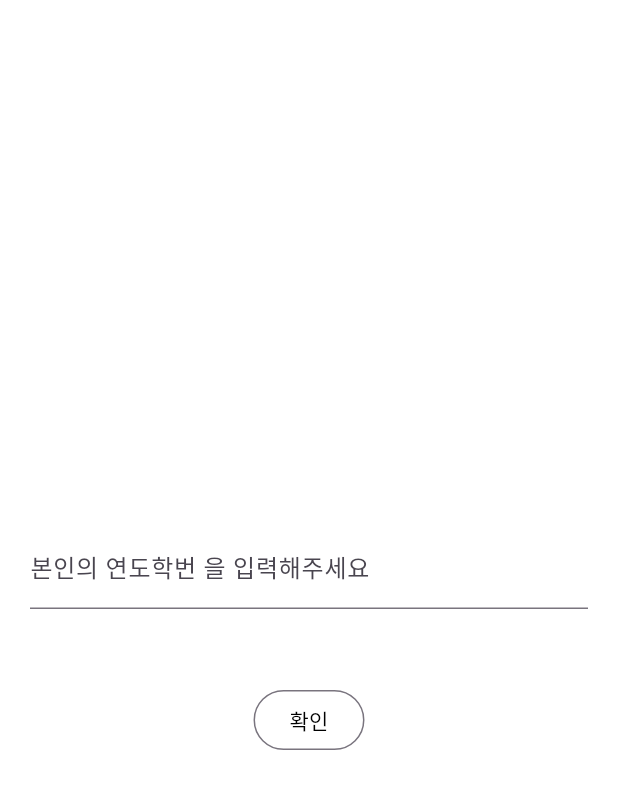
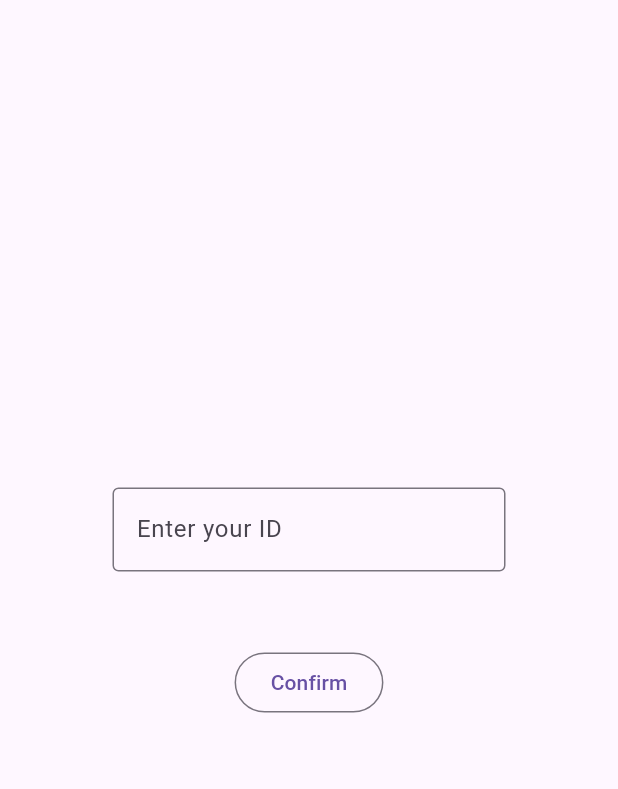
Before and after one commit to maesung-git-company/contract, a Flutter app: the screen it shows after launch, on a phone screen of 412 x 824 dp. Shown: the top 789 px of the screen. Run offline on Flutter 3.47's test engine with Material 3 defaults, Android fonts, the phone set to English and light mode, and no system bars; our stand-ins replace flutter_dotenv, pedometer, permission_handler, shared_preferences, supabase_flutter; accounts and stored records are empty.

Commit message:
re:login.dart

```diff
--- a/lib/main.dart
+++ b/lib/main.dart
@@ -34,7 +34,7 @@ Future<void> main() async {
   WidgetsFlutterBinding.ensureInitialized();
   await overallInit();
 
-  // debug(); // todo remove debug
+  debug(); // todo remove debug
 
   int? userId = Global.prefs.getInt('user_id');
   if (userId != null) {
--- a/lib/page/class_list/class_list_page.dart
+++ b/lib/page/class_list/class_list_page.dart
@@ -1,4 +1,3 @@
-import 'package:flutter/cupertino.dart';
 import 'package:flutter/material.dart';
 
 import '../../structure/class/class_data.dart';
--- a/lib/page/login/login_page.dart
+++ b/lib/page/login/login_page.dart
@@ -12,7 +12,6 @@ class LoginPage extends StatefulWidget {
   @override
   State<LoginPage> createState() => _LoginPageState();
 }
-
 
 class _LoginPageState extends State<LoginPage> {
   final TextEditingController _loginIdController = TextEditingController();
@@ -80,38 +79,33 @@ class _LoginPageState extends State<LoginPage> {
     );
   }
 
+
+
+
   @override
   Widget build(BuildContext context) {
     return MaterialApp(
         home: Scaffold(
-          backgroundColor: Colors.white,
-          body: Column(
-            children: [
-              SizedBox(width: 100, height: 350,),
-              Padding(
-                padding: const EdgeInsets.symmetric(horizontal: 20),
-                child: TextField(
+          body: Container(margin: EdgeInsets.all(75),
+            child: Column(
+              children: [
+                SizedBox(height: 250,),
+                TextField(
                   controller: _loginIdController,
                   keyboardType: TextInputType.number,
-                  decoration: const InputDecoration(
-                    labelText: '본인의 연도학번 을 입력해주세요',
+                  decoration: InputDecoration(
+                    border: OutlineInputBorder(),
+                    labelText: 'Enter your ID',
+                    hintText: 'ex)242511',
                   ),
                 ),
-              ),
-              SizedBox( width: 100, height: 50, ),
-              OutlinedButton(
-                  onPressed: onLoginAttempt,
-                  child: const Text('확인',
-                    style: TextStyle(color: Colors.black),
-                  ),
-                ),
-              Text(
-                _textMsg,
-                style: TextStyle(color: Colors.red),
-              ),
-            ],
+                SizedBox(height: 50,),
+                OutlinedButton(onPressed: onLoginAttempt, child: Text("Confirm")),
+                Text(_textMsg,)
+              ],
+            ),
           ),
         )
-    );
+      );
+    }
   }
-}
```
Also changed, not shown: pubspec.lock.
